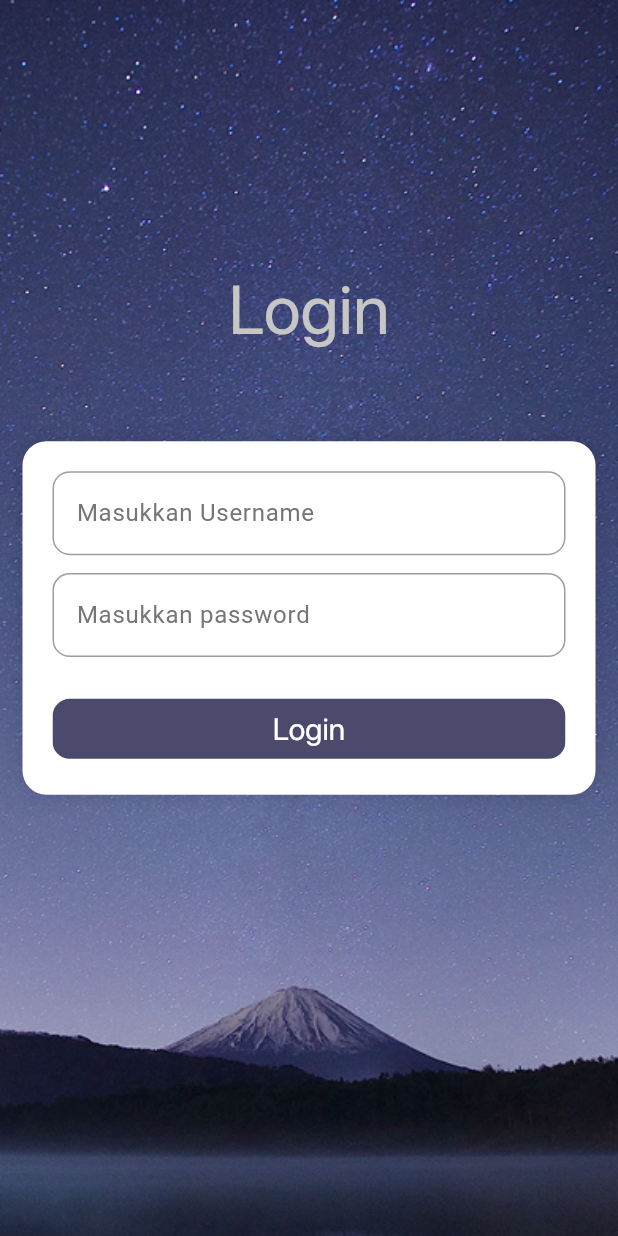
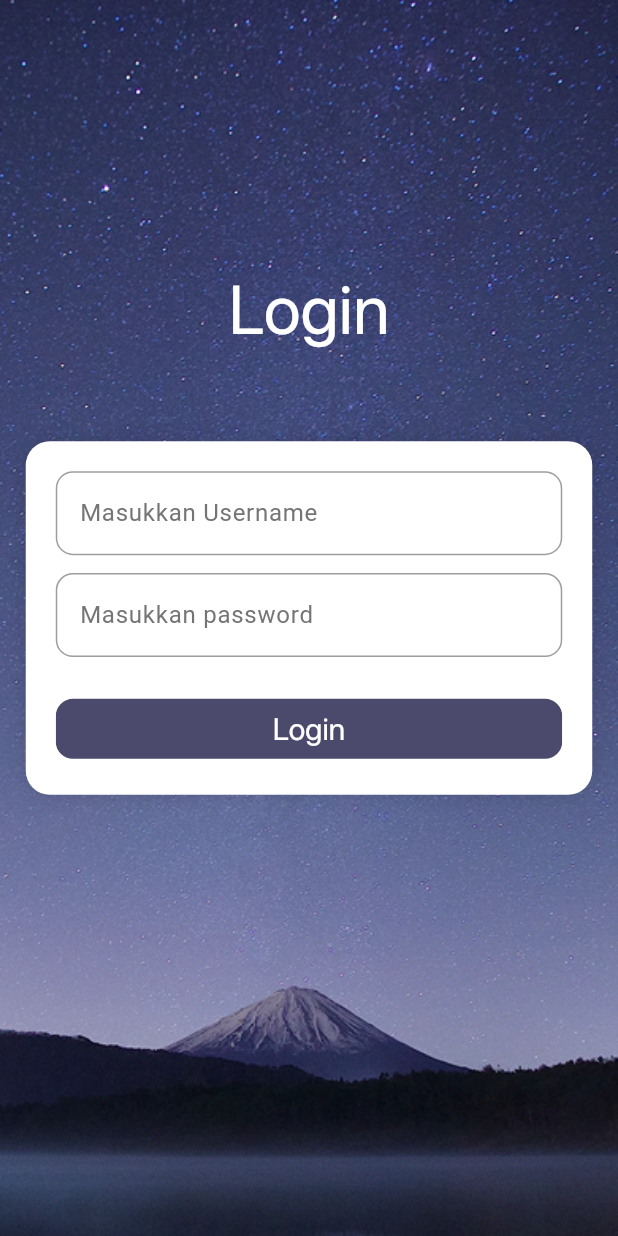
Before and after one commit to RioIglesias/weather-apps, a Flutter app: the LoginPage screen opened directly, on a phone screen of 412 x 824 dp. Run offline on Flutter 3.47's test engine with Material 3 defaults, Android fonts, the phone set to English and light mode, and no system bars; our stand-ins replace animated_bottom_navigation_bar, flutter_screenutil, freezed_annotation, geolocator; missing offline and left inert: units_converter; Roboto replaces fonts that are missing (Poppins).

Commit message:
first commit

```diff
--- a/lib/helper/size_customize.dart
+++ b/lib/helper/size_customize.dart
@@ -58,25 +58,6 @@ class SizeCustomize {
   }
 
   static Widget spaceArea(double height) {
-    return SizedBox(
-      height: ScreenUtil().setHeight(height),
-    );
-  }
-  // static double lebarSeparator(BuildContext context, double percentage) {
-  //   return width(context) * percentage;
-  // }
-
-  // static double heightWithAppBar(BuildContext context, double percentage) {
-  //   return height() * percentage -
-  //       const CustomAppBar().preferredSize.height;
-  // }
-
-  static double calculateListViewHeight(int itemCount, double height) {
-    double itemHeight = height; // Sesuaikan dengan tinggi item
-    double totalHeight = itemCount * itemHeight;
-
-    totalHeight;
-
-    return totalHeight;
+    return SizedBox(height: ScreenUtil().setHeight(height));
   }
 }
--- a/lib/presentation/home_page/home_page.dart
+++ b/lib/presentation/home_page/home_page.dart
@@ -51,9 +51,10 @@ class HomePage extends StatelessWidget {
                     alignment: Alignment.topCenter,
                     child: Column(
                       children: [
-                        TitleText(text: currentWeather.name),
+                        TitleText(text: currentWeather.name,),
                         TitleText(
-                          text: "${currentWeather.main.temp.toInt()}°C",
+                          text: "${currentWeather.main.temp.toInt()}°",
+                          size: SizeCustomize.setSp(90),
                         ),
                         SubText(
                           text:
--- a/lib/presentation/login_page/content/custom_login_form.dart
+++ b/lib/presentation/login_page/content/custom_login_form.dart
@@ -45,7 +45,10 @@ class _LoginFormState extends State<LoginForm> {
     return Consumer<WeatherProvider>(
       builder: (context, provider, child) {
         return Container(
-          margin: EdgeInsets.symmetric(horizontal: 15, vertical: 30),
+          margin: EdgeInsets.symmetric(
+            horizontal: SizeCustomize.setSp(15),
+            vertical: SizeCustomize.setSp(30),
+          ),
           padding: EdgeInsets.all(20),
           decoration: BoxDecoration(
             color: Colors.white,
@@ -91,7 +94,7 @@ class _LoginFormState extends State<LoginForm> {
                 ),
                 SizeCustomize.spaceArea(20),
                 CustomizeButton(
-                  widget: SubText(text: "Login", colors: Colors.white,),
+                  widget: SubText(text: "Login", colors: Colors.white),
                   width: SizeCustomize.widthScreen(),
                   function:
                       canPressButton()
--- a/lib/presentation/login_page/login_page.dart
+++ b/lib/presentation/login_page/login_page.dart
@@ -1,7 +1,6 @@
 import 'package:flutter/material.dart';
 import 'package:weather_app/helper/size_customize.dart';
 import 'package:weather_app/presentation/login_page/content/custom_login_form.dart';
-import 'package:weather_app/style/colors.dart';
 import 'package:weather_app/style/custom_text.dart';
 
 class LoginPage extends StatelessWidget {
@@ -10,7 +9,6 @@ class LoginPage extends StatelessWidget {
   @override
   Widget build(BuildContext context) {
     return Scaffold(
-      backgroundColor: AppColors.backgroundColor2,
       body: Stack(
         children: [
           SizedBox(
--- a/lib/provider/weather_provider.dart
+++ b/lib/provider/weather_provider.dart
@@ -15,6 +15,7 @@ class WeatherProvider extends ChangeNotifier {
   CurrentWeatherModel? _result;
   CurrentWeatherModel? get result => _result;
 
+  // Function to get dew point
   double calculateDewPoint(double temperature, int humidity) {
     const a = 17.27;
     const b = 237.7;
@@ -25,6 +26,7 @@ class WeatherProvider extends ChangeNotifier {
     return dewPoint;
   }
 
+  // Call API weather
   Future<CurrentWeatherModel?> postData() async {
     loading = true;
     notifyListeners();
--- a/lib/style/colors.dart
+++ b/lib/style/colors.dart
@@ -2,46 +2,15 @@ import 'package:flutter/material.dart';
 
 class AppColors {
   // Primary Colors
-  static const Color mainColor = Color(0xFF95F9E3);
-  static const Color subColor1 = Color(0xFFFEC196);
-  static const Color subColor2 = Color(0xFF8499B1);
-
-  static const Color backgroundColor = Color(0xFFECF6FF);
-  static const Color backgroundColor2 = Color(0xFFFCFCFC);
-
-  // Shadow Color
-  static const Color shadowColor = Color(0xFF000000);
-
-  //Text Primary Colors
-  static const Color textColor1 = Color(0xFFFF4748);
-  static const Color textColor2 = Color(0xFFFFFFFF);
+  static const Color mainColor = Color(0xFF1F1D47);
+  static const Color subColor1 = Color(0xFF2E335A);
+  static const Color subColor2 = Color(0xFF1C1B33);
+  static const Color subColor3 = Color(0xFF1F1D47);
 
   // Subtext Colors
   static const Color subtextColor1 = Color(0xFF08090A);
   static const Color subtextColor2 = Color(0xFFC6C7C4);
 
-  // Amount Colors
-  static const Color amountColor1 = Color(0xFF564946);
-  static const Color amountColor2 = Color(0xFF000000);
-
-  // Icon Colors
-  static const Color iconColor1 = Color(0xFFFFFFFF);
-  static const Color iconColor2 = Color(0xFF000000);
-
-  // Button Colors
-  static const Color buttonColor1 = Color(0xFFFFFFFF);
-  static const Color buttonColor2 = Color(0xFF47B2FF);
-  static const Color buttonColor3 = Color(0xFFFFBA36);
-
   // Overlay Colors
   static const Color overlayColor = Color(0xFFECF6FF);
-
-  // Text Field Color
-
-  // Card Color
-  static const Color cardColors1 = Color(0xFF69EBD0);
-
-  // Card True/False
-  static const Color cardFalse = Color(0xFFFF4748);
-  static const Color cardTrue = Color(0xFF9FF576);
 }
--- a/lib/style/custom_text.dart
+++ b/lib/style/custom_text.dart
@@ -1,6 +1,5 @@
 import 'package:flutter/material.dart';
 import 'package:weather_app/helper/size_customize.dart';
-import 'package:weather_app/style/colors.dart';
 
 class TitleText extends StatelessWidget {
   final String text;
@@ -23,8 +22,8 @@ class TitleText extends StatelessWidget {
     return Text(
       text,
       style: TextStyle(
-        fontSize: size ?? 40,
-        color: colors ?? AppColors.subtextColor2,
+        fontSize: size ?? SizeCustomize.setSp(40),
+        color: colors ?? Colors.white,
         fontFamily: 'SFPRODISPLAY',
         fontWeight: weight ?? FontWeight.w500,
       ),
```
Also changed, not shown: lib/presentation/home_page/content/draggable_scroll.dart (+22 -48 lines), lib/widgets/custom_card.dart (+15 -5 lines).
